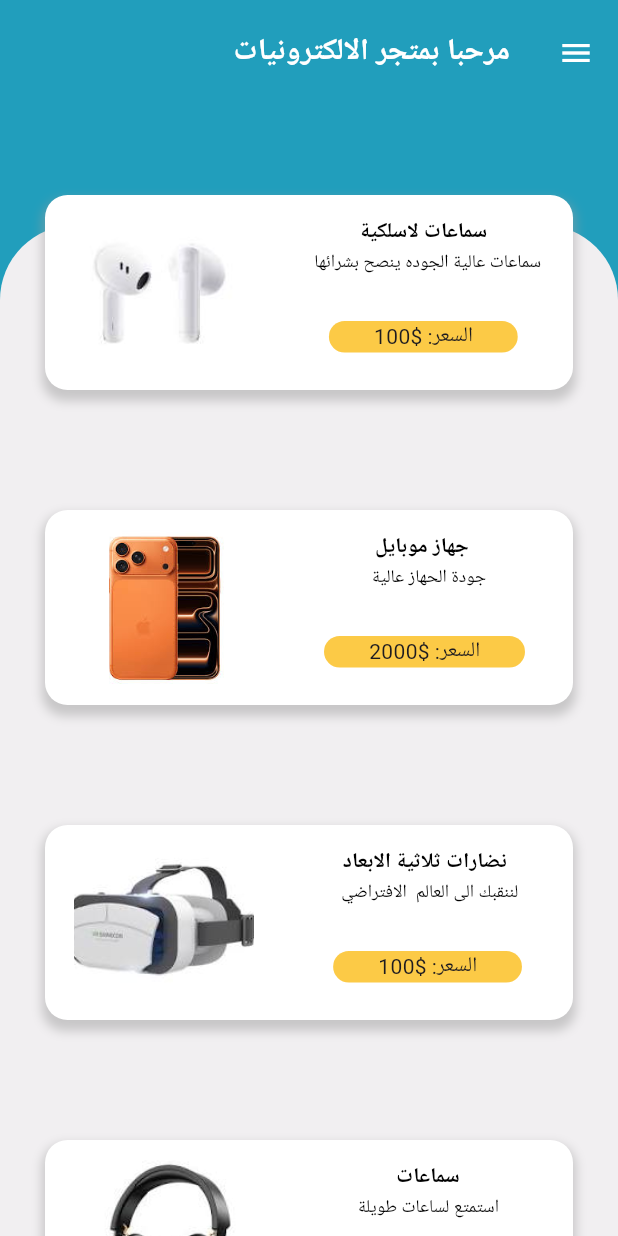
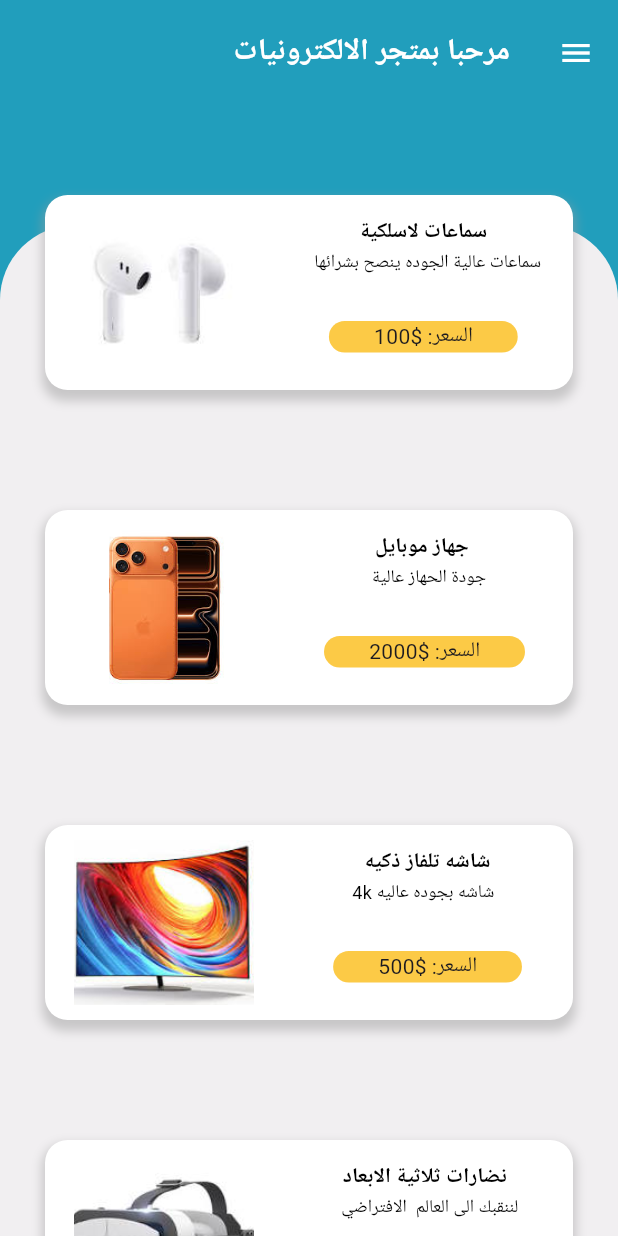
Before and after one commit to aimennajib/Electrical-store-project, a Flutter app: the HomeScreen screen opened directly, on a phone screen of 412 x 824 dp. Run offline on Flutter 3.47's test engine with Material 3 defaults, Android fonts, the phone set to English and light mode, and no system bars; our stand-ins replace google_fonts; Roboto replaces fonts that are missing (Tajawal).

Commit message:
add product in the list

```diff
--- a/lib/product_list/product.dart
+++ b/lib/product_list/product.dart
@@ -10,8 +10,6 @@ class Product {
     required this.description,
     required this.image,
   });
-
-
 }
 
 List<Product> product = [
@@ -35,6 +33,15 @@ List<Product> product = [
   ),
   Product(
     id: 3,
+    price: 500,
+    title: 'شاشه تلفاز ذكيه',
+    subTitle: '   شاشه بجوده عاليه 4k ',
+    description:
+        'استمتع بتجربة مشاهدة استثنائية مع شاشة التلفاز الذكية عالية الدقة 4K التي تقدم ألواناً زاهية وتفاصيل دقيقة تجعل كل مشهد ينبض بالحياة. تم تصميم هذه الشاشة لتوفير تجربة ترفيهية متكاملة، حيث يمكنك الوصول إلى مجموعة واسعة من التطبيقات، الأفلام، والمسلسلات عبر الإنترنت بكل سهولة. بفضل تقنياتها المتقدمة، توفر الشاشة أداءً ممتازاً مع تباين عالٍ وزوايا مشاهدة واسعة، مما يجعلها الخيار المثالي لغرفة المعيشة أو غرفة الترفيه الخاصة بك.',
+    image: 'assets/images/tv.jpg',
+  ),
+  Product(
+    id: 4,
     price: 100,
     title: ' نضارات ثلاثية الابعاد',
     subTitle: 'لننقبك الى العالم  الافتراضي ',
@@ -43,7 +50,7 @@ List<Product> product = [
     image: 'assets/images/3D.jpg',
   ),
   Product(
-    id: 4,
+    id: 5,
     price: 50,
     title: ' سماعات',
     subTitle: ' استمتع لساعات طويلة',
```
Also changed, not shown: assets/images/tv.jpg (added).
